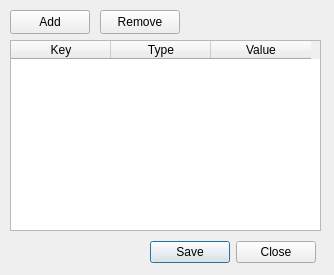
nextgis/nextgis_connect, file src/metadata_dialog_base.ui: the form before one commit.
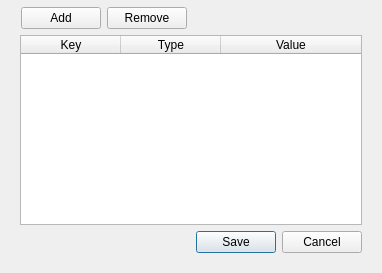
The form after the commit.

Commit message: upd: fixes and tweaks for copying and metadata

```diff
--- a/src/metadata_dialog_base.ui
+++ b/src/metadata_dialog_base.ui
@@ -6,8 +6,8 @@
    <rect>
     <x>0</x>
     <y>0</y>
-    <width>334</width>
-    <height>275</height>
+    <width>382</width>
+    <height>273</height>
    </rect>
   </property>
   <property name="contextMenuPolicy">
@@ -19,15 +19,89 @@
   <property name="windowTitle">
    <string>Resource metadata</string>
   </property>
+  <property name="sizeGripEnabled">
+   <bool>false</bool>
+  </property>
+  <layout class="QGridLayout" name="gridLayout">
+   <property name="topMargin">
+    <number>6</number>
+   </property>
+   <item row="0" column="0">
+    <widget class="QWidget" name="widget" native="true">
+     <property name="layoutDirection">
+      <enum>Qt::LeftToRight</enum>
+     </property>
+     <layout class="QVBoxLayout" name="verticalLayout_2" stretch="2,3,4">
+      <property name="sizeConstraint">
+       <enum>QLayout::SetDefaultConstraint</enum>
+      </property>
+      <property name="topMargin">
+       <number>1</number>
+      </property>
+      <item>
+       <widget class="QFrame" name="frame">
+        <property name="sizePolicy">
+         <sizepolicy hsizetype="Fixed" vsizetype="Fixed">
+          <horstretch>0</horstretch>
+          <verstretch>0</verstretch>
+         </sizepolicy>
+        </property>
+        <layout class="QHBoxLayout" name="horizontalLayout">
+         <property name="spacing">
+          <number>6</number>
+         </property>
+         <property name="sizeConstraint">
+          <enum>QLayout::SetMinimumSize</enum>
+         </property>
+         <property name="leftMargin">
+          <number>1</number>
+         </property>
+         <property name="topMargin">
+          <number>0</number>
+         </property>
+         <property name="bottomMargin">
+          <number>0</number>
+         </property>
+         <item>
+          <widget class="QPushButton" name="addButton">
+           <property name="text">
+            <string>Add</string>
+           </property>
+          </widget>
+         </item>
+         <item>
+          <widget class="QPushButton" name="removeButton">
+           <property name="text">
+            <string>Remove</string>
+           </property>
+          </widget>
+         </item>
+        </layout>
+       </widget>
+      </item>
+      <item>
   <widget class="QTableWidget" name="tableWidget">
-   <property name="geometry">
-    <rect>
-     <x>10</x>
-     <y>40</y>
-     <width>311</width>
-     <height>191</height>
-    </rect>
-   </property>
+        <property name="sizePolicy">
+         <sizepolicy hsizetype="Expanding" vsizetype="Expanding">
+          <horstretch>1</horstretch>
+          <verstretch>1</verstretch>
+         </sizepolicy>
+        </property>
+        <property name="horizontalScrollBarPolicy">
+         <enum>Qt::ScrollBarAsNeeded</enum>
+        </property>
+        <property name="sizeAdjustPolicy">
+         <enum>QAbstractScrollArea::AdjustToContents</enum>
+        </property>
+        <attribute name="horizontalHeaderCascadingSectionResizes">
+         <bool>true</bool>
+        </attribute>
+        <attribute name="horizontalHeaderDefaultSectionSize">
+         <number>100</number>
+        </attribute>
+        <attribute name="horizontalHeaderStretchLastSection">
+         <bool>true</bool>
+        </attribute>
    <column>
     <property name="text">
      <string>Key</string>
@@ -44,45 +118,24 @@
     </property>
    </column>
   </widget>
+      </item>
+      <item>
   <widget class="QDialogButtonBox" name="buttonBox">
-   <property name="geometry">
-    <rect>
-     <x>150</x>
-     <y>240</y>
-     <width>166</width>
-     <height>24</height>
-    </rect>
+        <property name="sizePolicy">
+         <sizepolicy hsizetype="Expanding" vsizetype="Fixed">
+          <horstretch>2</horstretch>
+          <verstretch>0</verstretch>
+         </sizepolicy>
    </property>
    <property name="standardButtons">
-    <set>QDialogButtonBox::Close|QDialogButtonBox::Save</set>
-   </property>
-  </widget>
-  <widget class="QPushButton" name="removeButton">
-   <property name="geometry">
-    <rect>
-     <x>100</x>
-     <y>10</y>
-     <width>80</width>
-     <height>24</height>
-    </rect>
-   </property>
-   <property name="text">
-    <string>Remove</string>
-   </property>
-  </widget>
-  <widget class="QPushButton" name="addButton">
-   <property name="geometry">
-    <rect>
-     <x>10</x>
-     <y>10</y>
-     <width>80</width>
-     <height>24</height>
-    </rect>
-   </property>
-   <property name="text">
-    <string>Add</string>
-   </property>
-  </widget>
+         <set>QDialogButtonBox::Cancel|QDialogButtonBox::Save</set>
+        </property>
+       </widget>
+      </item>
+     </layout>
+    </widget>
+   </item>
+  </layout>
  </widget>
  <tabstops>
   <tabstop>removeButton</tabstop>
```
Left out of the diff: 2 changed lines with no effect on the pictures. Lines whose indentation alone changed are shown as unchanged. The commit also changes 3 other files.
